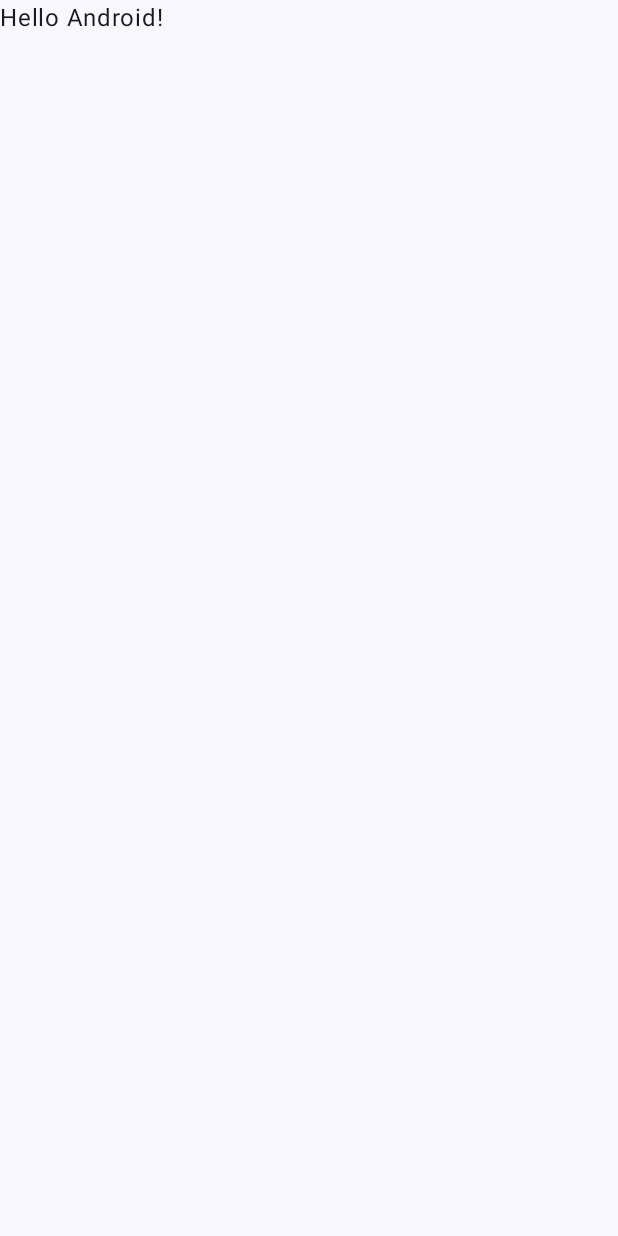
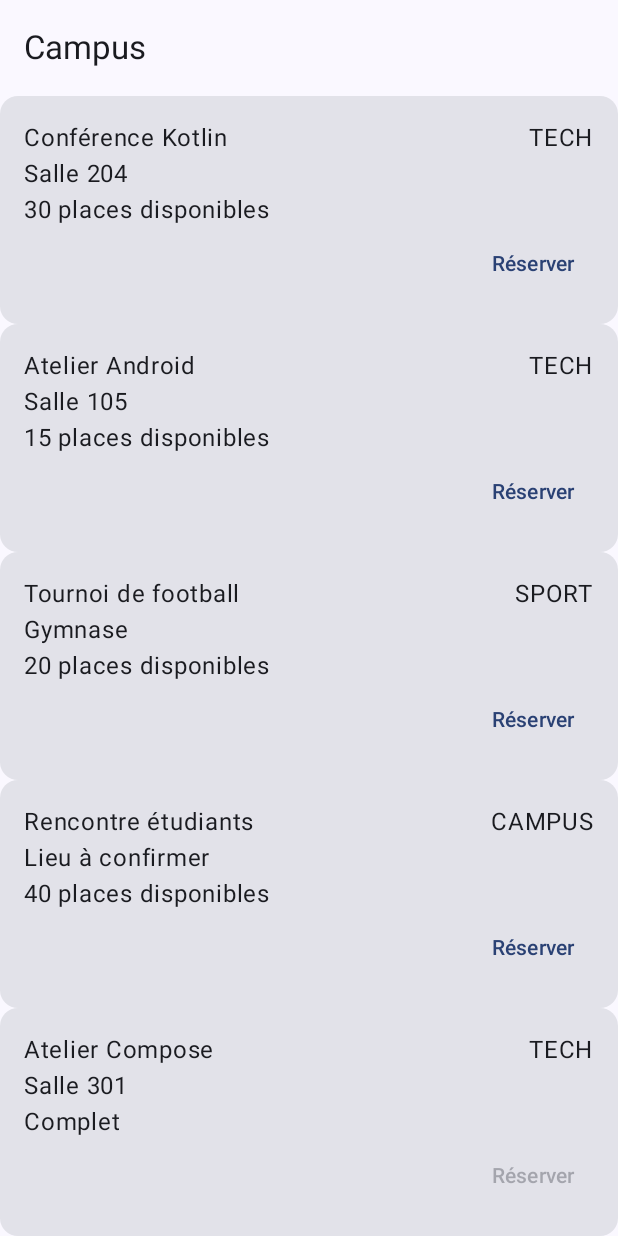
Before and after one commit to PhilippeRako/Campus, an Android app built with Jetpack Compose: the screen it shows after launch (MainActivity), on a phone screen of 412 x 824 dp. Before the commit the screen is almost empty. Run offline under Robolectric (Android 15) with nearby library versions, the phone set to English and light mode, and no system bars.

Commit message:
Add - Partie 1 question 4

```diff
--- a/app/src/main/java/com/example/campusmobileapp/MainActivity.kt
+++ b/app/src/main/java/com/example/campusmobileapp/MainActivity.kt
@@ -20,6 +20,11 @@ import androidx.compose.foundation.layout.fillMaxWidth
 import androidx.compose.material3.Card
 import androidx.compose.material3.TextButton
 import androidx.compose.ui.unit.dp
+import androidx.compose.foundation.lazy.LazyColumn
+import androidx.compose.foundation.lazy.items
+import androidx.compose.material3.TopAppBar
+import androidx.compose.material3.ExperimentalMaterial3Api
+import android.util.Log
 
 data class Event(
     val id: Int,
@@ -43,12 +48,7 @@ class MainActivity : ComponentActivity() {
         enableEdgeToEdge()
         setContent {
             CampusMobileAppTheme {
-                Scaffold(modifier = Modifier.fillMaxSize()) { innerPadding ->
-                    Greeting(
-                        name = "Android",
-                        modifier = Modifier.padding(innerPadding)
-                    )
-                }
+                EventListScreen(events)
             }
         }
     }
@@ -120,3 +120,31 @@ fun EventCardCompletPreview() {
         )
     }
 }
+
+@OptIn(ExperimentalMaterial3Api::class)
+@Composable
+fun EventListScreen(events: List<Event>) {
+    Scaffold(
+        topBar = {
+            TopAppBar(
+                title = { Text("Campus") }
+            )
+        }
+    ) { innerPadding ->
+        LazyColumn(
+            contentPadding = innerPadding
+        ) {
+            items(events, key = { it.id }) { event ->
+                EventCard(
+                    event = event,
+                    onClick = {
+                        Log.d("Campus", "Clic sur ${event.title}")
+                    },
+                    onBook = {
+                        Log.d("Campus", "Réservation ${event.title}")
+                    }
+                )
+            }
+        }
+    }
+}
```
